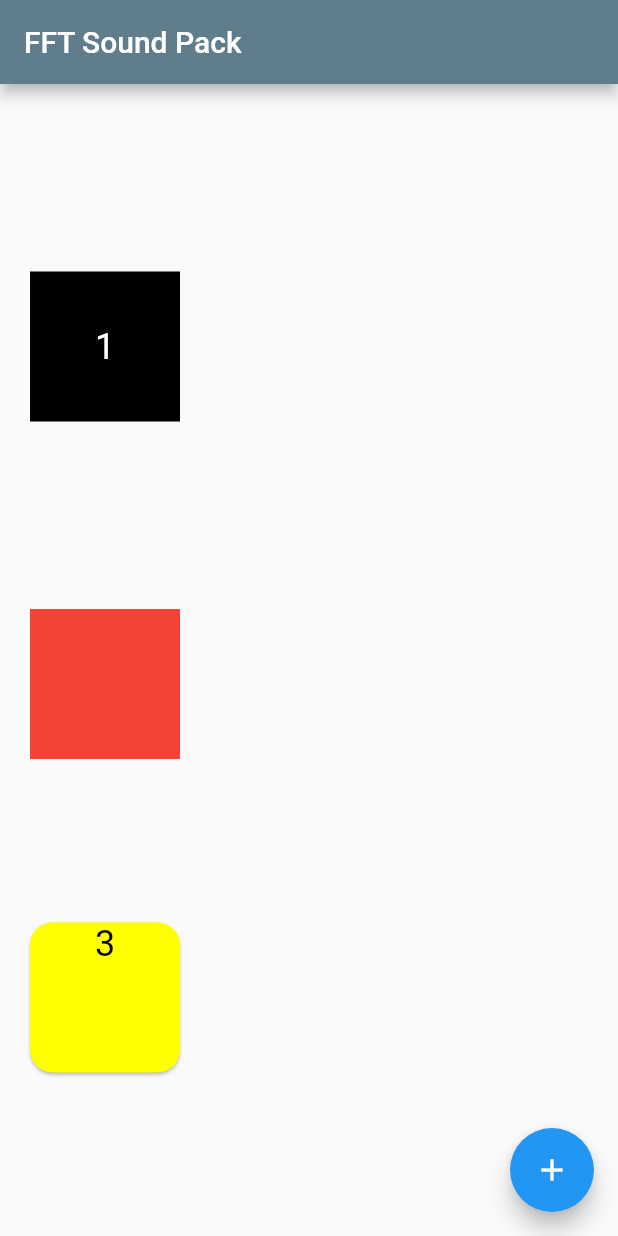
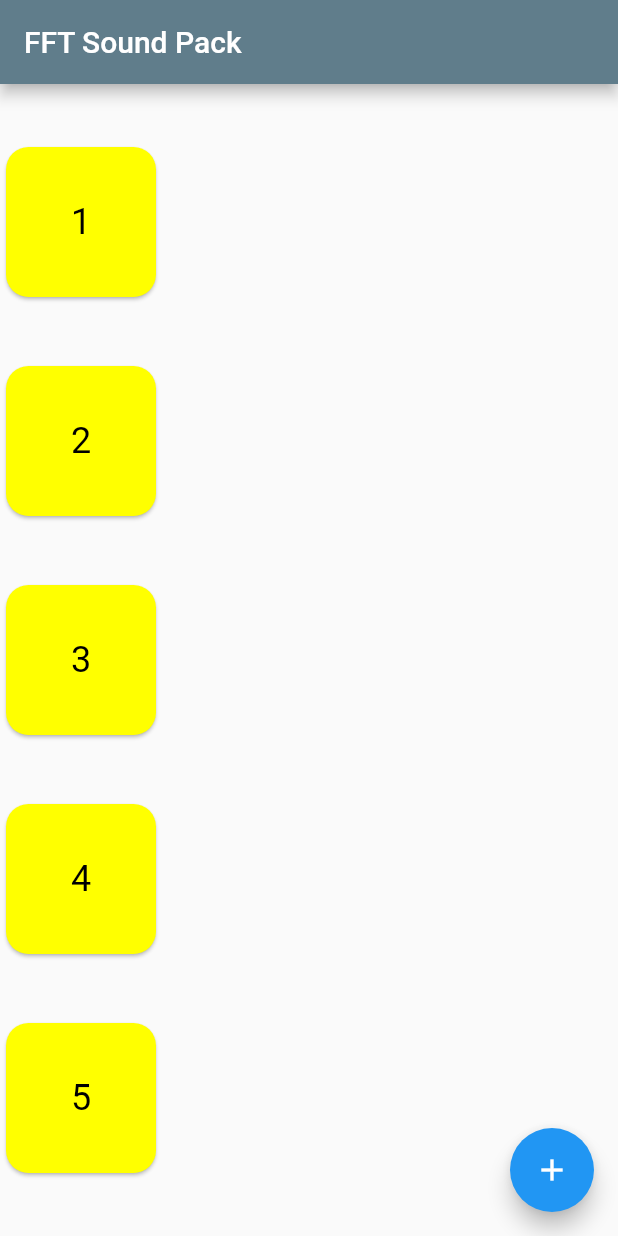
Before and after one commit to DaGree/FFT_SoundPack, a Flutter app: the screen it shows after launch, on a phone screen of 412 x 824 dp. Run offline on Flutter 3.47's test engine with Material 2 defaults, Android fonts, the phone set to English and light mode, and no system bars.

Commit message:
flutter_demo Adding Column of numeric cards

```diff
--- a/fft_sound_pack/lib/main.dart
+++ b/fft_sound_pack/lib/main.dart
@@ -47,7 +47,7 @@ class MyHomePage extends StatefulWidget {
 }
 
 class _MyHomePageState extends State<MyHomePage> {
-  int _counter = 0;
+ // int _counter = 0;
 
   void _incrementCounter() {
     setState(() {
@@ -56,7 +56,7 @@ class _MyHomePageState extends State<MyHomePage> {
       // so that the display can reflect the updated values. If we changed
       // _counter without calling setState(), then the build method would not be
       // called again, and so nothing would appear to happen.
-      _counter++;
+     // _counter++;
     });
   }
 
@@ -77,40 +77,88 @@ class _MyHomePageState extends State<MyHomePage> {
       ),
       body: Column(
         mainAxisAlignment: MainAxisAlignment.spaceEvenly,
+        crossAxisAlignment: CrossAxisAlignment.start,
         children: [
-          Container(
+          Card(
+            shape: RoundedRectangleBorder(
+                borderRadius: BorderRadius.all(Radius.circular(15))),
+            //margin: EdgeInsetsGeometry.infinity,
+            color: Colors.yellowAccent,
+            child: Container(
               width: 100.0,
               height: 100.0,
-            color: Colors.black,
-            margin: EdgeInsets.all(20.0),
-            alignment:
-                AlignmentGeometry.lerp(Alignment.center, Alignment.center, 5.0),
-            child: Text("1",
-                style: TextStyle(
-                    fontSize: 24.0,
-                    color: Colors.white)), //alignment: Alignment.center,
+              alignment: Alignment.center,
+              child: Text(
+                "1",
+                style: TextStyle(fontSize: 24.0, color: Colors.black),
+                textAlign: TextAlign.center,
               ),
-          Container(
-            width: 100.0,
-            height: 100.0,
-            color: Colors.red,
-            padding: EdgeInsets.all(10.0),
-            alignment: Alignment.center,
+            ),
           ),
           Card(
             shape: RoundedRectangleBorder(
                 borderRadius: BorderRadius.all(Radius.circular(15))),
             //margin: EdgeInsetsGeometry.infinity,
             color: Colors.yellowAccent,
-              child: SizedBox(
+            child: Container(
               width: 100.0,
               height: 100.0,
+              alignment: Alignment.center,
+              child: Text(
+                "2",
+                style: TextStyle(fontSize: 24.0, color: Colors.black),
+                textAlign: TextAlign.center,
+              ),
+            ),
+          ),
+          Card(
+              shape: RoundedRectangleBorder(
+                  borderRadius: BorderRadius.all(Radius.circular(15))),
+              //margin: EdgeInsetsGeometry.infinity,
+              color: Colors.yellowAccent,
+              child: Container(
+                  width: 100.0,
+                  height: 100.0,
+                  alignment: Alignment.center,
                   child: Text(
                     "3",
                     style: TextStyle(fontSize: 24.0, color: Colors.black),
                     textAlign: TextAlign.center,
                   ),
-              )),
+                ),
+              ),
+          Card(
+            shape: RoundedRectangleBorder(
+                borderRadius: BorderRadius.all(Radius.circular(15))),
+            //margin: EdgeInsetsGeometry.infinity,
+            color: Colors.yellowAccent,
+            child: Container(
+              width: 100.0,
+              height: 100.0,
+              alignment: Alignment.center,
+              child: Text(
+                "4",
+                style: TextStyle(fontSize: 24.0, color: Colors.black),
+                textAlign: TextAlign.center,
+              ),
+            ),
+          ),
+          Card(
+            shape: RoundedRectangleBorder(
+                borderRadius: BorderRadius.all(Radius.circular(15))),
+            //margin: EdgeInsetsGeometry.infinity,
+            color: Colors.yellowAccent,
+            child: Container(
+              width: 100.0,
+              height: 100.0,
+              alignment: Alignment.center,
+              child: Text(
+                "5",
+                style: TextStyle(fontSize: 24.0, color: Colors.black),
+                textAlign: TextAlign.center,
+              ),
+            ),
+          ),
         ],
       ),
       floatingActionButton: FloatingActionButton(
```
Lines whose indentation alone changed are shown as unchanged.
